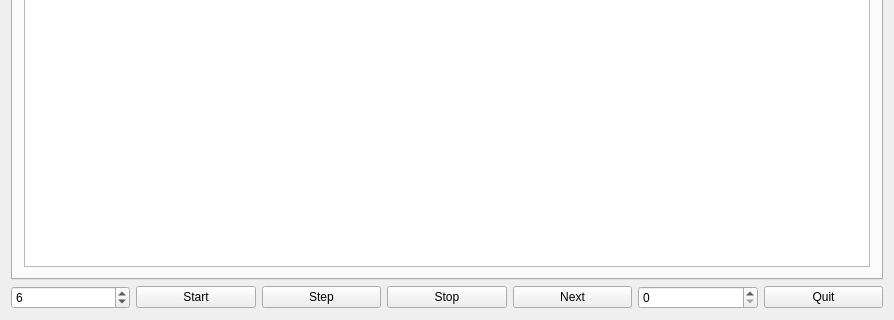
The window that dialog.ui (CapelliC/fdqueens) describes before a commit, drawn with Qt 5; both pictures show x 0 to 894 and y 311 to 631 of the 894 by 631 pixel window.
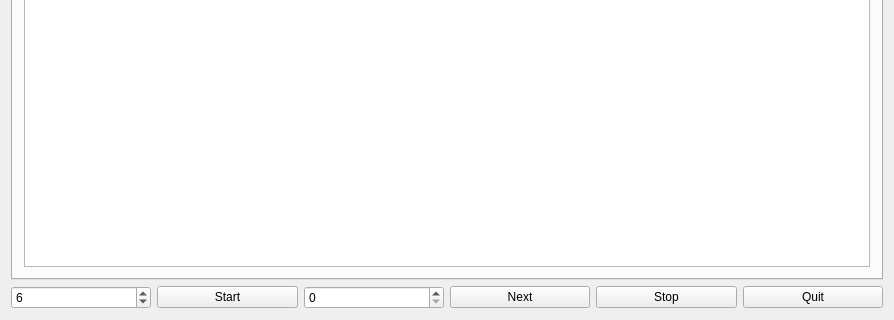
The same window after the commit.

Commit message: simplified fdqueens

Diff of the .ui file:
```diff
--- a/dialog.ui
+++ b/dialog.ui
@@ -67,45 +67,6 @@
        </property>
       </widget>
      </item>
-     <item>
-      <widget class="QPushButton" name="Step">
-       <property name="enabled">
-        <bool>true</bool>
-       </property>
-       <property name="toolTip">
-        <string>&lt;html&gt;&lt;head/&gt;&lt;body&gt;&lt;p&gt;Run a step of the solution&lt;/p&gt;&lt;/body&gt;&lt;/html&gt;</string>
-       </property>
-       <property name="text">
-        <string>Step</string>
-       </property>
-       <property name="checkable">
-        <bool>false</bool>
-       </property>
-       <property name="autoDefault">
-        <bool>false</bool>
-       </property>
-      </widget>
-     </item>
-     <item>
-      <widget class="QPushButton" name="Stop">
-       <property name="text">
-        <string>Stop</string>
-       </property>
-       <property name="autoDefault">
-        <bool>false</bool>
-       </property>
-      </widget>
-     </item>
-     <item>
-      <widget class="QPushButton" name="Next">
-       <property name="text">
-        <string>Next</string>
-       </property>
-       <property name="autoDefault">
-        <bool>false</bool>
-       </property>
-      </widget>
-     </item>
      <item>
       <widget class="QSpinBox" name="delayPaint">
        <property name="toolTip">
@@ -113,6 +74,26 @@
        </property>
       </widget>
      </item>
+     <item>
+      <widget class="QPushButton" name="Next">
+       <property name="text">
+        <string>Next</string>
+       </property>
+       <property name="autoDefault">
+        <bool>false</bool>
+       </property>
+      </widget>
+     </item>
+     <item>
+      <widget class="QPushButton" name="Stop">
+       <property name="text">
+        <string>Stop</string>
+       </property>
+       <property name="autoDefault">
+        <bool>false</bool>
+       </property>
+      </widget>
+     </item>
      <item>
       <widget class="QPushButton" name="Quit">
        <property name="text">
```
Left out of the diff: 10 changed lines with no effect on the pictures. The commit also changes 2 other files.
